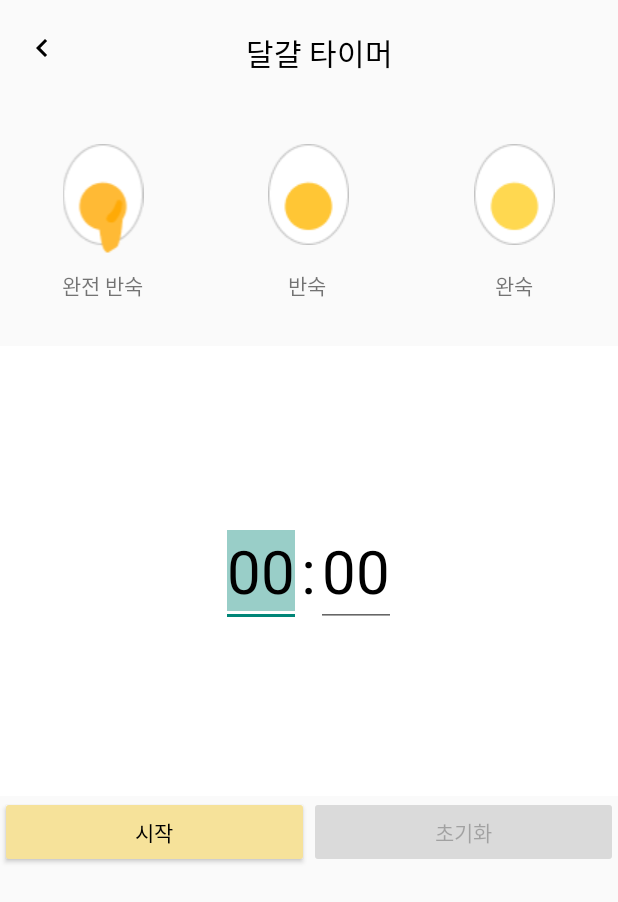
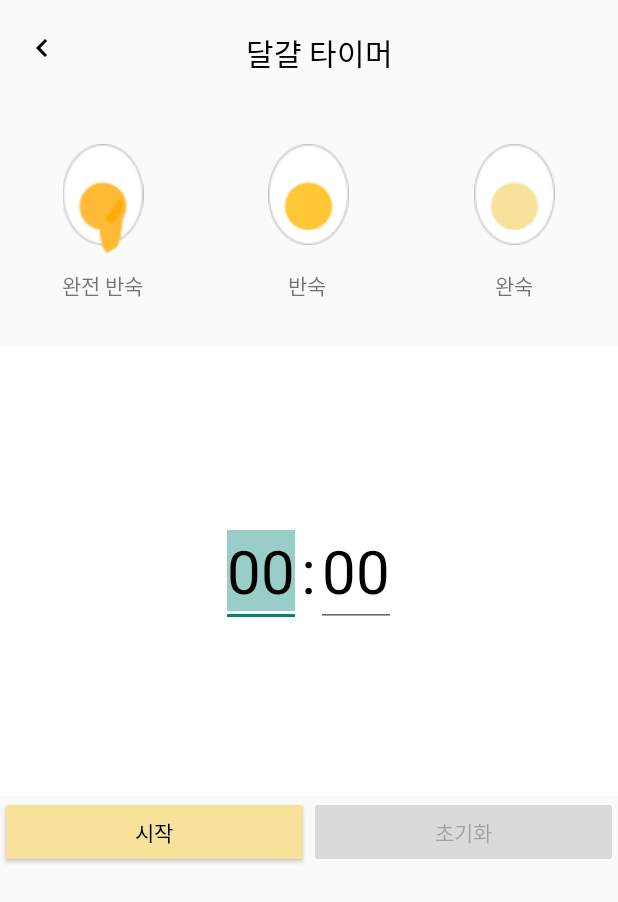
Before and after one commit to minmaker-komu/MyEveryRecipe, an Android app: the EggTimer screen opened directly, with no data from a screen before it, on a phone screen of 412 x 824 dp. Shown: the top 902 px of the screen. Run offline under Robolectric (Android 15) with nearby library versions, the phone set to English and light mode, and no system bars.

Commit message:
계란색깔바꿈

```diff
--- a/app/src/main/res/layout/activity_egg_timer.xml
+++ b/app/src/main/res/layout/activity_egg_timer.xml
@@ -69,7 +69,7 @@
             android:id="@+id/egg_3"
             android:layout_width="wrap_content"
             android:layout_height="wrap_content"
-            app:srcCompat="@drawable/egg2"
+            app:srcCompat="@drawable/egg1"
             android:layout_weight="0.3"
             app:layout_constraintLeft_toLeftOf="parent"
             />
```
